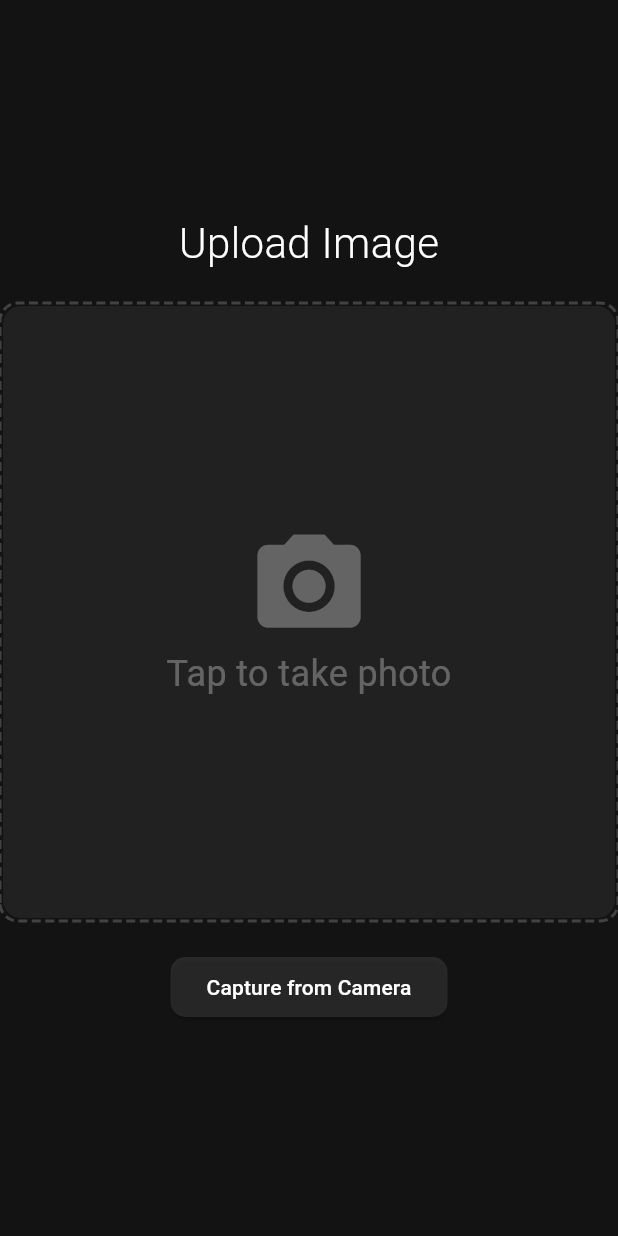
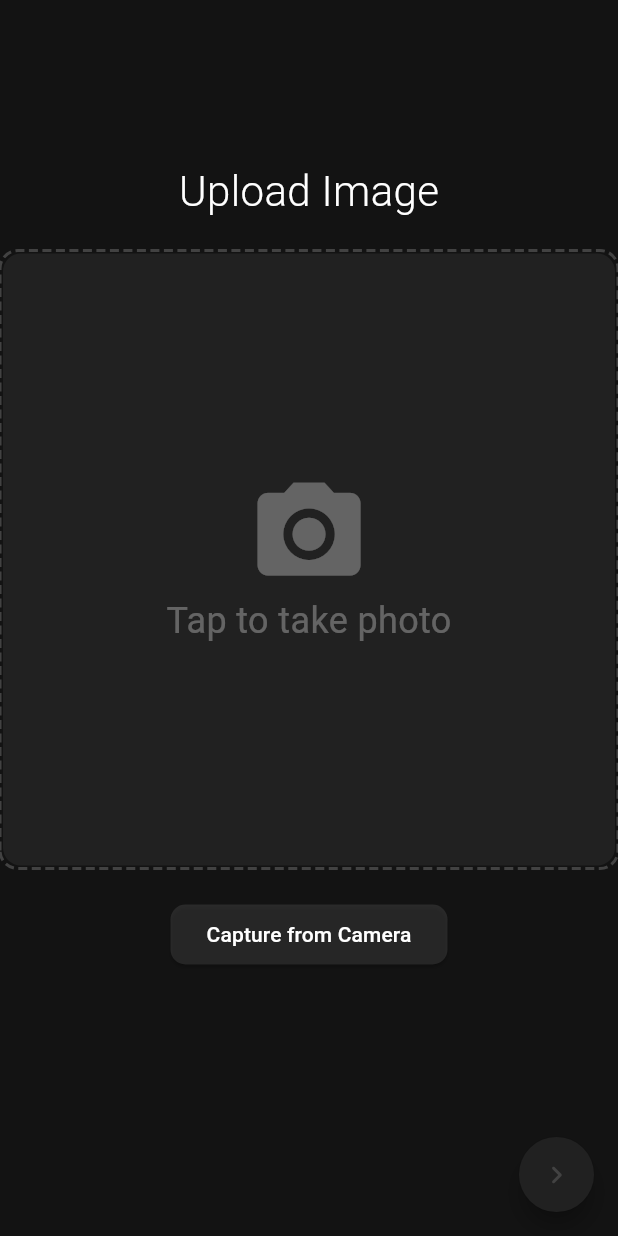
Before and after one commit to txriq03/dishedout, a Flutter app: the ImageUpload screen opened directly, on a phone screen of 412 x 824 dp. Run offline on Flutter 3.47's test engine with Material 3 defaults, Android fonts, the phone set to English and light mode, and no system bars; drawn by our look-alikes of dotted_border; our stand-ins replace firebase_auth, firebase_core, image_picker; accounts and stored records are empty.

Commit message:
feat: added next floating button for upload

```diff
--- a/lib/features/upload/widgets/image_upload.dart
+++ b/lib/features/upload/widgets/image_upload.dart
@@ -27,7 +27,10 @@ class _ImageUploadState extends State<ImageUpload> {
   @override
   Widget build(BuildContext context) {
     final double size = MediaQuery.of(context).size.shortestSide;
-    return Center(
+    return Scaffold(
+      body: Center(
+        child: Padding(
+          padding: const EdgeInsets.only(bottom: 70),
           child: Column(
             mainAxisAlignment: MainAxisAlignment.center,
             children: [
@@ -96,6 +99,26 @@ class _ImageUploadState extends State<ImageUpload> {
               ),
             ],
           ),
+        ),
+      ),
+      floatingActionButton: Container(
+        height: 50,
+        width: 50,
+        child: FloatingActionButton(
+          onPressed: () {
+            // Handle upload action here
+          },
+          shape: const CircleBorder(side: BorderSide.none),
+          backgroundColor:
+              _image != null
+                  ? Colors.deepOrange.shade300.withValues(alpha: 0.3)
+                  : Colors.grey[900],
+          foregroundColor:
+              _image != null ? Colors.deepOrange : Colors.grey[800],
+          disabledElevation: 0,
+          child: const Icon(Icons.chevron_right_rounded, size: 24.0),
+        ),
+      ),
     );
   }
 }
```
Lines whose indentation alone changed are shown as unchanged.
